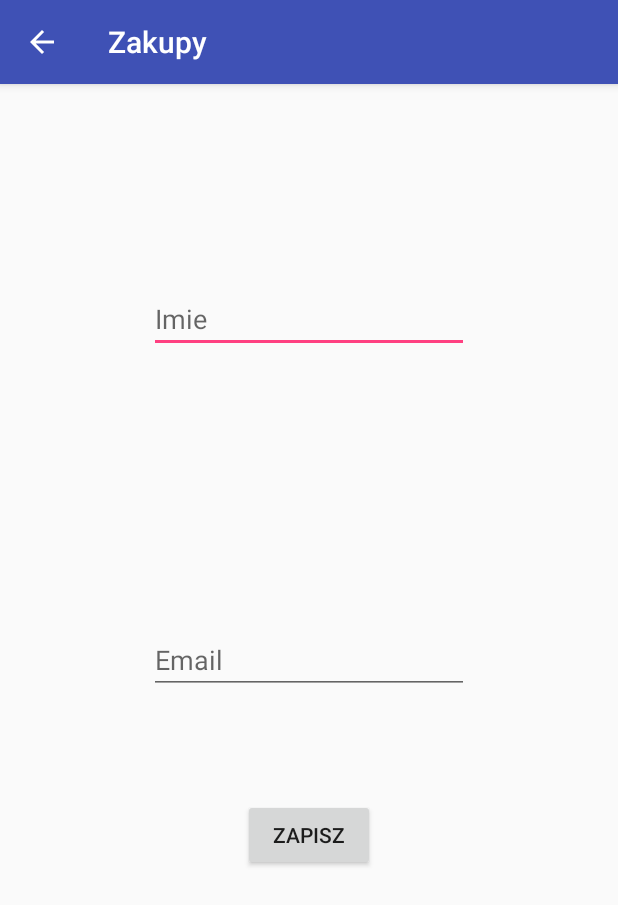
After one commit to kpietkaa/PJATK, an Android app: the SettingsActivity screen opened directly, with no data from a screen before it, on a phone screen of 412 x 824 dp. The commit adds this screen. Shown: the top 905 px of the screen. Run offline under Robolectric (Android 15) with nearby library versions, the phone set to English and light mode, and no system bars.

Commit message:
:sparkles: SettingsActivity

```diff
--- /dev/null
+++ b/SMB_int2017_pr1_s17407_KazimierzPietka/app/src/main/java/kp/smb_int2017_pr1_s17407_kazimierzpietka/SettingsActivity.java
@@ -0,0 +1,48 @@
+package kp.smb_int2017_pr1_s17407_kazimierzpietka;
+
+import android.support.v7.app.AppCompatActivity;
+import android.os.Bundle;
+import android.view.View;
+import android.widget.EditText;
+import android.widget.Toast;
+import android.content.SharedPreferences;
+
+public class SettingsActivity extends AppCompatActivity {
+    EditText name, email;
+    public static final String MY_PREFS_NAME = "Settings";
+
+    @Override
+    protected void onCreate(Bundle savedInstanceState) {
+        super.onCreate(savedInstanceState);
+        setContentView(R.layout.activity_settings);
+
+        EditText NameEditText = (EditText) findViewById(R.id.NameEditText);
+        EditText EmailEditText = (EditText) findViewById(R.id.EmailEditText);
+
+        SharedPreferences prefs = getSharedPreferences(MY_PREFS_NAME, MODE_PRIVATE);
+        String name = prefs.getString("name", null);
+        if (name == null) {
+            name =  "Imie nie zdefiniowane";
+        }else {
+            NameEditText.setText(name);
+        }
+        String email = prefs.getString("email", null);
+        if (email == null) {
+            email = "Email nie zdefiniowany";
+        } else {
+            EmailEditText.setText(email);
+        }
+    }
+
+    public void saveSettings(View view) {
+        name =  (EditText) findViewById(R.id.NameEditText);
+        email = (EditText) findViewById(R.id.EmailEditText);
+
+        SharedPreferences.Editor editor = getSharedPreferences(MY_PREFS_NAME, MODE_PRIVATE).edit();
+        editor.putString("name", name.getText().toString());
+        editor.putString("email", email.getText().toString());
+        editor.apply();
+
+        Toast.makeText(getBaseContext(), R.string.add_task_success, Toast.LENGTH_SHORT).show();
+    }
+}
--- /dev/null
+++ b/SMB_int2017_pr1_s17407_KazimierzPietka/app/src/main/res/layout/activity_settings.xml
@@ -0,0 +1,39 @@
+<?xml version="1.0" encoding="utf-8"?>
+<RelativeLayout xmlns:android="http://schemas.android.com/apk/res/android"
+    xmlns:app="http://schemas.android.com/apk/res-auto"
+    xmlns:tools="http://schemas.android.com/tools"
+    android:layout_width="match_parent"
+    android:layout_height="match_parent"
+    tools:context="kp.smb_int2017_pr1_s17407_kazimierzpietka.SettingsActivity">
+
+    <EditText
+        android:id="@+id/NameEditText"
+        android:layout_width="wrap_content"
+        android:layout_height="wrap_content"
+        android:layout_alignParentTop="true"
+        android:layout_centerHorizontal="true"
+        android:layout_marginTop="134dp"
+        android:ems="10"
+        android:inputType="textPersonName"
+        android:hint="Imie" />
+
+    <EditText
+        android:id="@+id/EmailEditText"
+        android:layout_width="wrap_content"
+        android:layout_height="wrap_content"
+        android:layout_alignStart="@+id/NameEditText"
+        android:layout_centerVertical="true"
+        android:ems="10"
+        android:inputType="textPersonName"
+        android:hint="Email" />
+
+    <Button
+        android:id="@+id/SettingsButton"
+        android:text="Zapisz"
+        android:onClick="saveSettings"
+        android:layout_width="wrap_content"
+        android:layout_height="wrap_content"
+        android:layout_below="@+id/EmailEditText"
+        android:layout_centerHorizontal="true"
+        android:layout_marginTop="70dp" />
+</RelativeLayout>
```
Also changed, not shown: SMB_int2017_pr1_s17407_KazimierzPietka/app/src/main/AndroidManifest.xml (+5 -4 lines), SMB_int2017_pr1_s17407_KazimierzPietka/app/src/main/java/kp/smb_int2017_pr1_s17407_kazimierzpietka/MainActivity.java (+5 -5 lines), SMB_int2017_pr1_s17407_KazimierzPietka/app/src/main/res/layout/activity_main.xml (+1 -14 lines).
